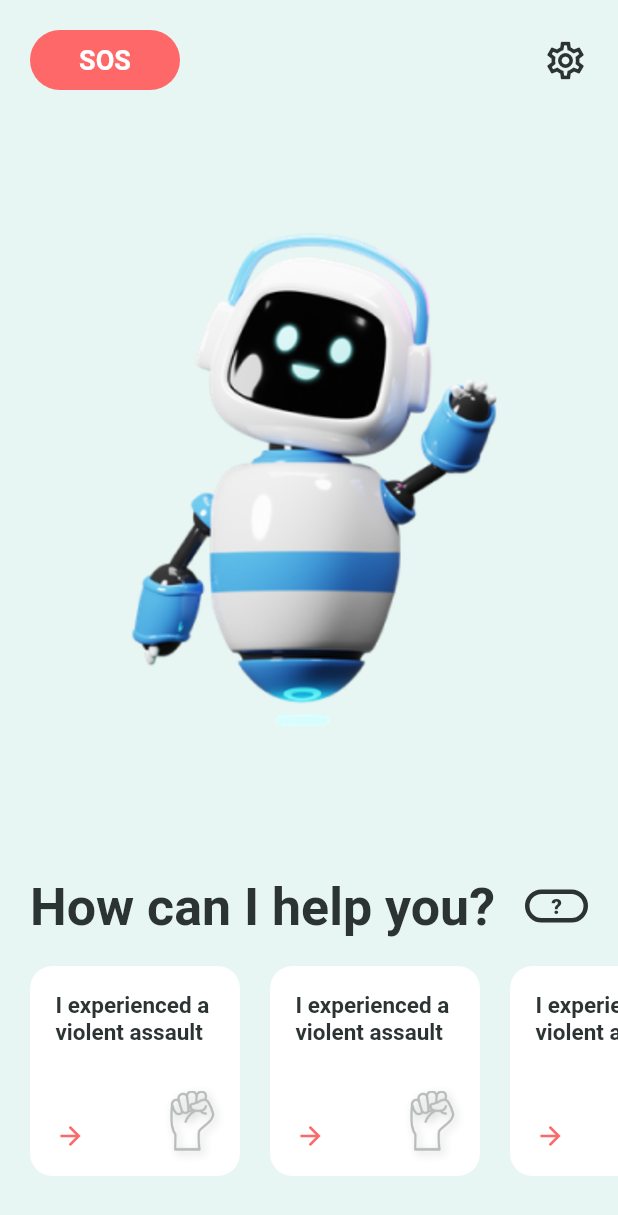
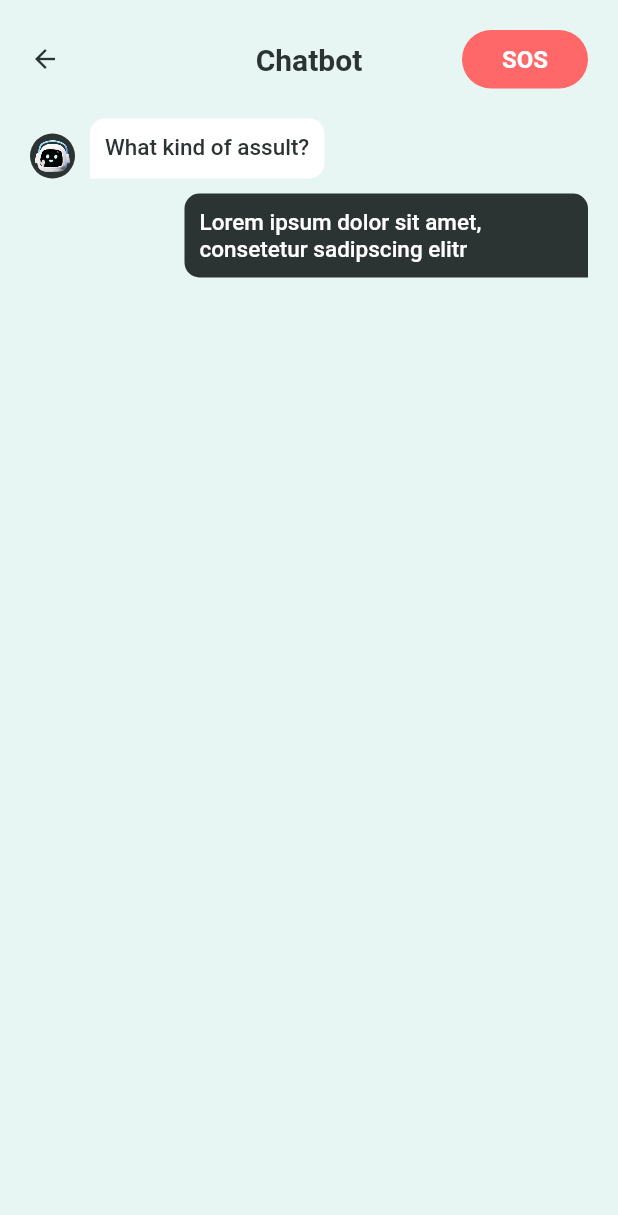
Before and after one commit to leopries/tech_challenge_app, a Flutter app: the screen it shows after launch, on a phone screen of 412 x 824 dp. Shown: the top 1215 px of the screen. Run offline on Flutter 3.47's test engine with Material 2 defaults, Android fonts, the phone set to English and light mode, and no system bars; drawn by our look-alikes of simple_shadow; our stand-ins replace flutter_spinkit.

Commit message:
implement message widget

```diff
--- /dev/null
+++ b/lib/features/chat_bot/presentation/pages/chat_bot.dart
@@ -0,0 +1,22 @@
+import 'package:flutter/material.dart';
+import 'package:tech_challenge_app/features/chat_bot/presentation/widgets/chat_bot_nav_bar.dart';
+import 'package:tech_challenge_app/features/chat_bot/presentation/widgets/chat_widget.dart';
+
+class ChatBot extends StatelessWidget {
+  const ChatBot({Key? key}) : super(key: key);
+
+  @override
+  Widget build(BuildContext context) {
+    return Scaffold(
+      backgroundColor: Theme.of(context).colorScheme.background,
+      body: SafeArea(
+          child: Column(
+        children: const [
+          ChatBotNavBar(),
+          Expanded(child: ChatWidget())
+          // Options
+        ],
+      )),
+    );
+  }
+}
--- /dev/null
+++ b/lib/features/chat_bot/presentation/widgets/chat_bot_nav_bar.dart
@@ -0,0 +1,37 @@
+import 'package:flutter/material.dart';
+import 'package:tech_challenge_app/features/home/presentation/widgets/sos_button.dart';
+
+class ChatBotNavBar extends StatelessWidget {
+  const ChatBotNavBar({Key? key}) : super(key: key);
+
+  @override
+  Widget build(BuildContext context) {
+    return Padding(
+      padding: const EdgeInsets.all(20),
+      child: Stack(
+        alignment: Alignment.center,
+        children: [
+          Row(
+            mainAxisAlignment: MainAxisAlignment.spaceBetween,
+            children: [
+              Icon(
+                Icons.arrow_back,
+                color: Theme.of(context).colorScheme.tertiary,
+                size: 20,
+              ),
+              const SOSButton()
+            ],
+          ),
+          Text(
+            "Chatbot",
+            style: TextStyle(
+              fontWeight: FontWeight.w600,
+              color: Theme.of(context).colorScheme.tertiary,
+              fontSize: 20,
+            ),
+          ),
+        ],
+      ),
+    );
+  }
+}
--- /dev/null
+++ b/lib/features/chat_bot/presentation/widgets/chat_widget.dart
@@ -0,0 +1,34 @@
+import 'package:flutter/material.dart';
+import 'package:tech_challenge_app/features/chat_bot/presentation/widgets/messsage_widget.dart';
+
+class ChatWidget extends StatelessWidget {
+  const ChatWidget({Key? key}) : super(key: key);
+
+  @override
+  Widget build(BuildContext context) {
+    return Padding(
+      padding: const EdgeInsets.symmetric(horizontal: 20),
+      child: ListView.builder(
+        itemCount: 2,
+        itemBuilder: (context, index) {
+          return MessageWidget(
+            isBot: index % 2 == 0,
+            showLoadingAnimation: index % 2 == 0,
+            child: Text(
+              index % 2 == 0
+                  ? "What kind of assult?"
+                  : "Lorem ipsum dolor sit amet, consetetur sadipscing elitr",
+              style: TextStyle(
+                color: index % 2 == 0
+                    ? Theme.of(context).colorScheme.tertiary
+                    : Theme.of(context).colorScheme.primary,
+                fontWeight: FontWeight.w500,
+                fontSize: 15,
+              ),
+            ),
+          );
+        },
+      ),
+    );
+  }
+}
--- /dev/null
+++ b/lib/features/chat_bot/presentation/widgets/messsage_widget.dart
@@ -0,0 +1,153 @@
+import 'package:flutter/material.dart';
+import 'package:flutter_spinkit/flutter_spinkit.dart';
+
+class MessageWidget extends StatefulWidget {
+  final Widget child;
+  final bool showLoadingAnimation;
+  final bool isBot;
+  const MessageWidget({
+    Key? key,
+    required this.child,
+    this.showLoadingAnimation = true,
+    required this.isBot,
+  }) : super(key: key);
+
+  @override
+  State<MessageWidget> createState() => _MessageWidgetState();
+}
+
+class _MessageWidgetState extends State<MessageWidget> {
+  bool showChild = false;
+
+  final Duration loadingDuration = const Duration(milliseconds: 1000);
+
+  @override
+  void initState() {
+    showChild = !widget.showLoadingAnimation;
+    if (widget.showLoadingAnimation) {
+      Future.delayed(loadingDuration)
+          .then((value) => setState(() => showChild = true));
+    }
+    super.initState();
+  }
+
+  @override
+  Widget build(BuildContext context) {
+    return Padding(
+      padding: const EdgeInsets.only(bottom: 10.0),
+      child: ConstrainedBox(
+        constraints: const BoxConstraints(minWidth: 100),
+        child: Row(
+          crossAxisAlignment: CrossAxisAlignment.end,
+          children: [
+            ...(widget.isBot
+                ? [
+                    MessageAvatar(isBot: widget.isBot),
+                    const SizedBox(width: 10)
+                  ]
+                : [SizedBox(width: MediaQuery.of(context).size.width / 4)]),
+            MessageBubble(
+              left: widget.isBot,
+              child: showChild
+                  ? widget.child
+                  : SizedBox(
+                      width: 14,
+                      height: 14,
+                      child: SpinKitThreeBounce(
+                        size: 14,
+                        color: Theme.of(context)
+                            .colorScheme
+                            .tertiary
+                            .withOpacity(0.5),
+                      ),
+                    ),
+            ),
+            ...(!widget.isBot
+                ? []
+                : [SizedBox(width: MediaQuery.of(context).size.width / 4)]),
+          ],
+        ),
+      ),
+    );
+  }
+}
+
+class MessageAvatar extends StatelessWidget {
+  final bool isBot;
+  const MessageAvatar({
+    Key? key,
+    this.isBot = true,
+  }) : super(key: key);
+
+  @override
+  Widget build(BuildContext context) {
+    return Container(
+      width: 30,
+      height: 30,
+      decoration: BoxDecoration(
+        color: isBot
+            ? Theme.of(context).colorScheme.tertiary
+            : Theme.of(context).colorScheme.primary,
+        shape: BoxShape.circle,
+      ),
+      child: Padding(
+        padding: const EdgeInsets.all(3.0),
+        child: isBot
+            ? Image.asset(
+                "assets/images/robot-avatar.png",
+                filterQuality: FilterQuality.high,
+              )
+            : Icon(
+                Icons.person_outline,
+                color: Theme.of(context).colorScheme.tertiary,
+                size: 16,
+              ),
+      ),
+    );
+  }
+}
+
+class MessageBubble extends StatelessWidget {
+  final radius = const Radius.circular(10);
+  final Widget child;
+  final bool left;
+
+  const MessageBubble({
+    Key? key,
+    required this.child,
+    this.left = true,
+  }) : super(key: key);
+
+  @override
+  Widget build(BuildContext context) {
+    return Expanded(
+      child: Align(
+        alignment: left ? Alignment.bottomLeft : Alignment.bottomRight,
+        child: AnimatedSize(
+          duration: const Duration(milliseconds: 400),
+          curve: Curves.fastOutSlowIn,
+          child: Container(
+            constraints: const BoxConstraints(
+              minWidth: 130,
+              minHeight: 40,
+            ),
+            decoration: BoxDecoration(
+                color: left
+                    ? Theme.of(context).colorScheme.primary
+                    : Theme.of(context).colorScheme.tertiary.withOpacity(1),
+                borderRadius: BorderRadius.only(
+                  bottomRight: left ? radius : Radius.zero,
+                  topLeft: radius,
+                  topRight: radius,
+                  bottomLeft: left ? Radius.zero : radius,
+                )),
+            child: Padding(
+              padding: const EdgeInsets.all(10),
+              child: child,
+            ),
+          ),
+        ),
+      ),
+    );
+  }
+}
--- a/lib/features/home/presentation/widgets/sos_button.dart
+++ b/lib/features/home/presentation/widgets/sos_button.dart
@@ -6,8 +6,8 @@ class SOSButton extends StatelessWidget {
   @override
   Widget build(BuildContext context) {
     return Container(
-      width: 100,
-      height: 40,
+      width: 84,
+      height: 39,
       decoration: BoxDecoration(
         borderRadius: BorderRadius.circular(50),
         color: Theme.of(context).colorScheme.secondary,
@@ -17,7 +17,7 @@ class SOSButton extends StatelessWidget {
         "SOS",
         style: TextStyle(
           color: Theme.of(context).colorScheme.primary,
-          fontSize: 18,
+          fontSize: 16,
           fontWeight: FontWeight.bold,
         ),
       )),
--- a/lib/main.dart
+++ b/lib/main.dart
@@ -1,6 +1,5 @@
 import 'package:flutter/material.dart';
-
-import 'features/home/presentation/pages/home_page.dart';
+import 'package:tech_challenge_app/features/chat_bot/presentation/pages/chat_bot.dart';
 
 void main() {
   runApp(const MyApp());
@@ -35,7 +34,7 @@ class MyApp extends StatelessWidget {
           splashColor: Colors.transparent,
           highlightColor: Colors.transparent,
         ),
-      home: const HomePage(),
+        home: const ChatBot() //const HomePage(),
         );
   }
 }
--- a/pubspec.yaml
+++ b/pubspec.yaml
@@ -37,6 +37,7 @@ dependencies:
   # Use with the CupertinoIcons class for iOS style icons.
   cupertino_icons: ^1.0.2
   simple_shadow: ^0.3.0
+  flutter_spinkit: ^5.1.0
 
 dev_dependencies:
   flutter_test:
```
Also changed, not shown: assets/images/robot-avatar.png (added), lib/features/chat_bot/presentation/widgets/option_grid.dart (added). Lines whose indentation alone changed are shown as unchanged.
